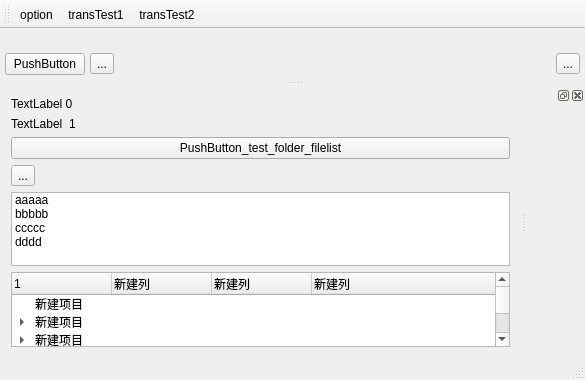
Above: App/AppOptionTest/optionmainwindow.ui from tiangaomingjing/ServoDriveTech before the change. Below: the same form after it.
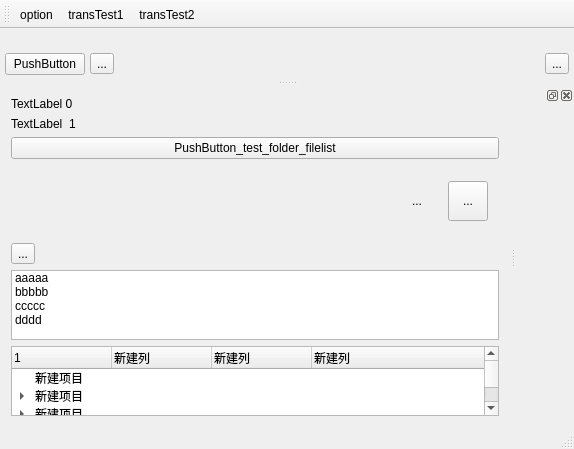
That is the form after the change. Icons and pictures are not drawn.

Patch:
```diff
--- a/App/AppOptionTest/optionmainwindow.ui
+++ b/App/AppOptionTest/optionmainwindow.ui
@@ -6,8 +6,8 @@
    <rect>
     <x>0</x>
     <y>0</y>
-    <width>585</width>
-    <height>380</height>
+    <width>574</width>
+    <height>444</height>
    </rect>
   </property>
   <property name="windowTitle">
@@ -36,6 +36,72 @@
       </property>
      </widget>
     </item>
+    <item>
+     <widget class="QWidget" name="widget" native="true">
+      <layout class="QHBoxLayout" name="horizontalLayout_2">
+       <item>
+        <spacer name="horizontalSpacer_2">
+         <property name="orientation">
+          <enum>Qt::Horizontal</enum>
+         </property>
+         <property name="sizeHint" stdset="0">
+          <size>
+           <width>40</width>
+           <height>20</height>
+          </size>
+         </property>
+        </spacer>
+       </item>
+       <item>
+        <widget class="QToolButton" name="toolButton_3">
+         <property name="minimumSize">
+          <size>
+           <width>50</width>
+           <height>50</height>
+          </size>
+         </property>
+         <property name="text">
+          <string>...</string>
+         </property>
+         <property name="icon">
+          <iconset>
+           <selectedoff>:/plot_stop.png</selectedoff>
+           <selectedon>:/plot_start.png</selectedon>
+          </iconset>
+         </property>
+         <property name="iconSize">
+          <size>
+           <width>50</width>
+           <height>50</height>
+          </size>
+         </property>
+         <property name="checkable">
+          <bool>true</bool>
+         </property>
+         <property name="autoRaise">
+          <bool>true</bool>
+         </property>
+        </widget>
+       </item>
+       <item>
+        <widget class="QToolButton" name="toolButton_2">
+         <property name="minimumSize">
+          <size>
+           <width>40</width>
+           <height>40</height>
+          </size>
+         </property>
+         <property name="text">
+          <string>...</string>
+         </property>
+         <property name="autoRaise">
+          <bool>false</bool>
+         </property>
+        </widget>
+       </item>
+      </layout>
+     </widget>
+    </item>
     <item>
      <widget class="QToolButton" name="toolButton">
       <property name="text">
```
Left out of the diff: 2 changed lines with no effect on the pictures.
